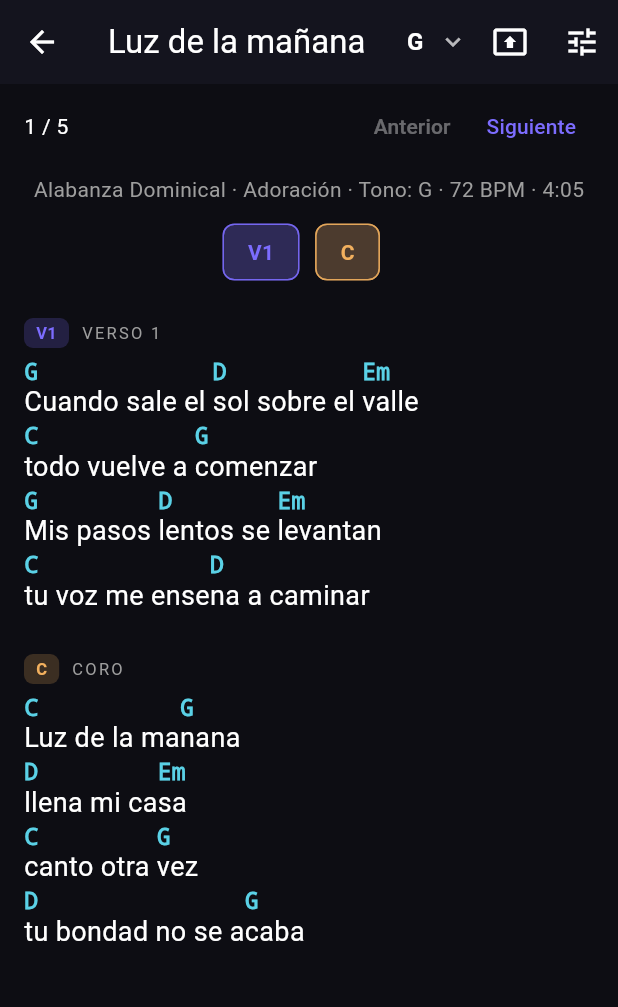
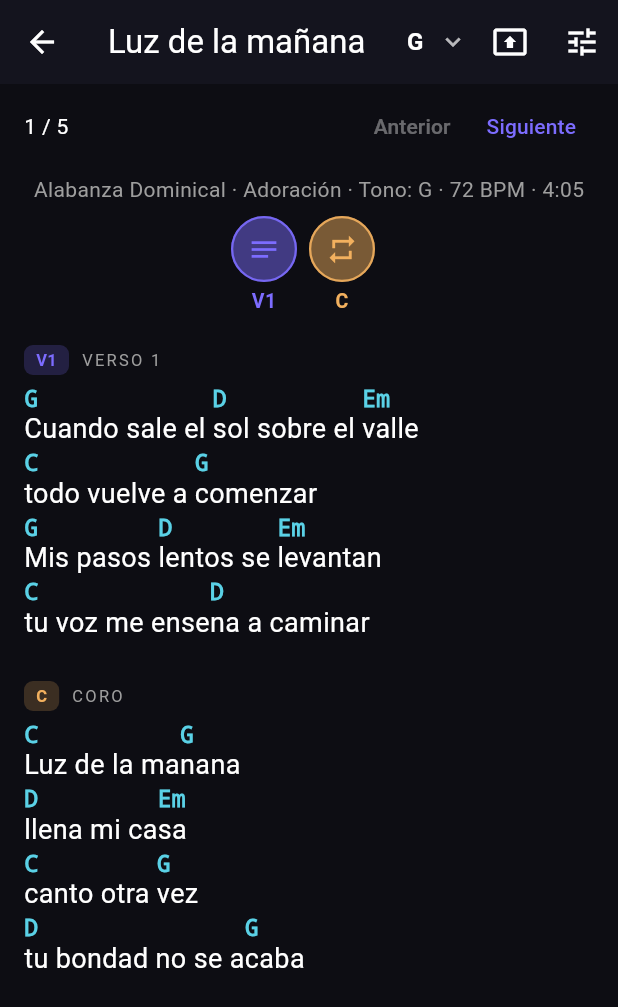
Before and after one commit to solfwer/Songkey, a Flutter app: the HomeShell screen opened directly with empty values, after a tap on "PRÓXIMA TOCADA", on a phone screen of 412 x 824 dp. Shown: the top 1007 px of the screen. Run offline on Flutter 3.47's test engine with Material 3 defaults, Android fonts, the phone set to English and light mode, and no system bars; our stand-ins replace file_picker, package_info_plus, share_plus, shared_preferences; missing offline and left inert: syncfusion_flutter_pdf; accounts and stored records are empty.

Commit message:
feat: editor por secciones, chips circulares y limpieza de opciones
- Chips de secciones ahora son círculos con icono por tipo (intro/verso/coro/puente...) en la vista de canción.
- Panel de opciones de pantalla: eliminada la sección Tono (queda solo el tamaño de letra; el tono se cambia en la barra superior).
- Editor de canción rediseñado como una sola pantalla por secciones (sin pestañas): cada sección es una tarjeta con título editable, letra/acordes editables debajo, arrastrar para reordenar, duplicar, eliminar y añadir.
- Ajustes: eliminada la sección Exportar setlist.

```diff
--- a/lib/screens/settings/settings_screen.dart
+++ b/lib/screens/settings/settings_screen.dart
@@ -3,7 +3,6 @@ import 'package:package_info_plus/package_info_plus.dart';
 
 import '../../data/seed.dart';
 import '../../data/store.dart';
-import '../../services/setlist_export.dart';
 import '../../theme.dart';
 import '../home/home_splash.dart';
 import 'legal_screen.dart';
@@ -55,15 +54,6 @@ class SettingsScreen extends StatelessWidget {
           value: !prefs.defaultLyricsOnly,
           onChanged: (v) => prefs.setDefaultLyricsOnly(!v),
         ),
-        const Divider(),
-        const ListTile(title: Text('Exportar setlist', style: TextStyle(fontWeight: FontWeight.bold))),
-        for (final l in store.state.setlists)
-          ListTile(
-            title: Text(l.name),
-            subtitle: Text('${l.songIds.length} canciones'),
-            leading: const Icon(Icons.picture_as_pdf),
-            onTap: () => shareSetlistPdf(context, l, store.state.songs),
-          ),
         const Divider(),
         ListTile(
           title: const Text('Restablecer datos de ejemplo'),
--- a/lib/screens/song/widgets/song_view.dart
+++ b/lib/screens/song/widgets/song_view.dart
@@ -20,10 +20,26 @@ Color sectionKindColor(SectionKind k) {
   }
 }
 
-/// Fila horizontal de chips con las secciones de la canción.
+/// Icono por tipo de sección para los chips circulares.
+IconData sectionKindIcon(SectionKind k) {
+  switch (k) {
+    case SectionKind.intro: return Icons.play_circle_outline;
+    case SectionKind.verse: return Icons.notes;
+    case SectionKind.prechorus: return Icons.trending_up;
+    case SectionKind.chorus: return Icons.repeat;
+    case SectionKind.bridge: return Icons.alt_route;
+    case SectionKind.outro: return Icons.flag_outlined;
+    case SectionKind.ending: return Icons.stop_circle_outlined;
+    case SectionKind.other: return Icons.music_note;
+  }
+}
+
+/// Fila horizontal de chips circulares con las secciones de la canción.
+/// Cada sección es un círculo con su icono (intro, verso, coro, puente…) y
+/// una etiqueta corta debajo; al tocarla salta a esa sección.
 class SectionChips extends StatelessWidget {
   final List<Section> sections;
-  /// Devuelve la opacidad del fondo del chip para cada sección (para
+  /// Devuelve la opacidad del fondo del círculo para cada sección (para
   /// resaltar la página activa en el modo "ajustar todo").
   final double Function(Section sec) alphaOf;
   /// Al tocar una sección (scroll en vista normal, salto de página en modo
@@ -39,15 +55,31 @@ class SectionChips extends StatelessWidget {
     return SingleChildScrollView(
       scrollDirection: Axis.horizontal,
       padding: EdgeInsets.symmetric(horizontal: 16, vertical: verticalPadding),
-      child: Row(children: [
+      child: Row(crossAxisAlignment: CrossAxisAlignment.start, children: [
         for (final sec in sections)
           Padding(
             padding: EdgeInsets.only(right: spacing),
-            child: ActionChip(
-              backgroundColor: sectionKindColor(sec.kind).withValues(alpha: alphaOf(sec)),
-              side: BorderSide(color: sectionKindColor(sec.kind).withValues(alpha: 0.7)),
-              label: Text(sec.abbr, style: TextStyle(color: sectionKindColor(sec.kind), fontWeight: FontWeight.bold, fontSize: fontSize)),
-              onPressed: onSelect == null ? null : () => onSelect!(sec),
+            child: Tooltip(
+              message: sec.label,
+              child: InkResponse(
+                radius: 28,
+                onTap: onSelect == null ? null : () => onSelect!(sec),
+                child: Column(mainAxisSize: MainAxisSize.min, children: [
+                  AnimatedContainer(
+                    duration: const Duration(milliseconds: 180),
+                    width: 44,
+                    height: 44,
+                    decoration: BoxDecoration(
+                      shape: BoxShape.circle,
+                      color: sectionKindColor(sec.kind).withValues(alpha: (alphaOf(sec) + 0.22).clamp(0.0, 1.0)),
+                      border: Border.all(color: sectionKindColor(sec.kind).withValues(alpha: 0.9), width: 1.5),
+                    ),
+                    child: Icon(sectionKindIcon(sec.kind), size: 22, color: sectionKindColor(sec.kind)),
+                  ),
+                  const SizedBox(height: 3),
+                  Text(sec.abbr, style: TextStyle(fontSize: fontSize.clamp(9.0, 13.0), fontWeight: FontWeight.bold, color: sectionKindColor(sec.kind))),
+                ]),
+              ),
             ),
           ),
       ]),
```
Also changed, not shown: lib/screens/song/song_editor_page.dart (+158 -194 lines), lib/screens/song/widgets/view_options_panel.dart (+3 -29 lines), 1 other file.
